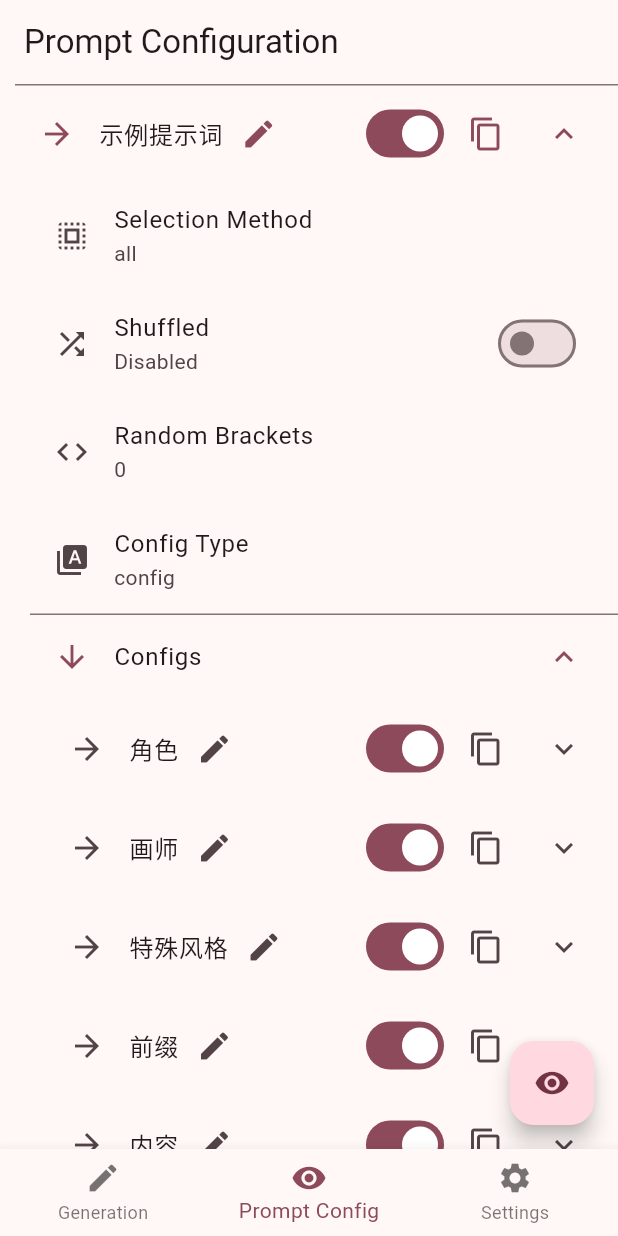
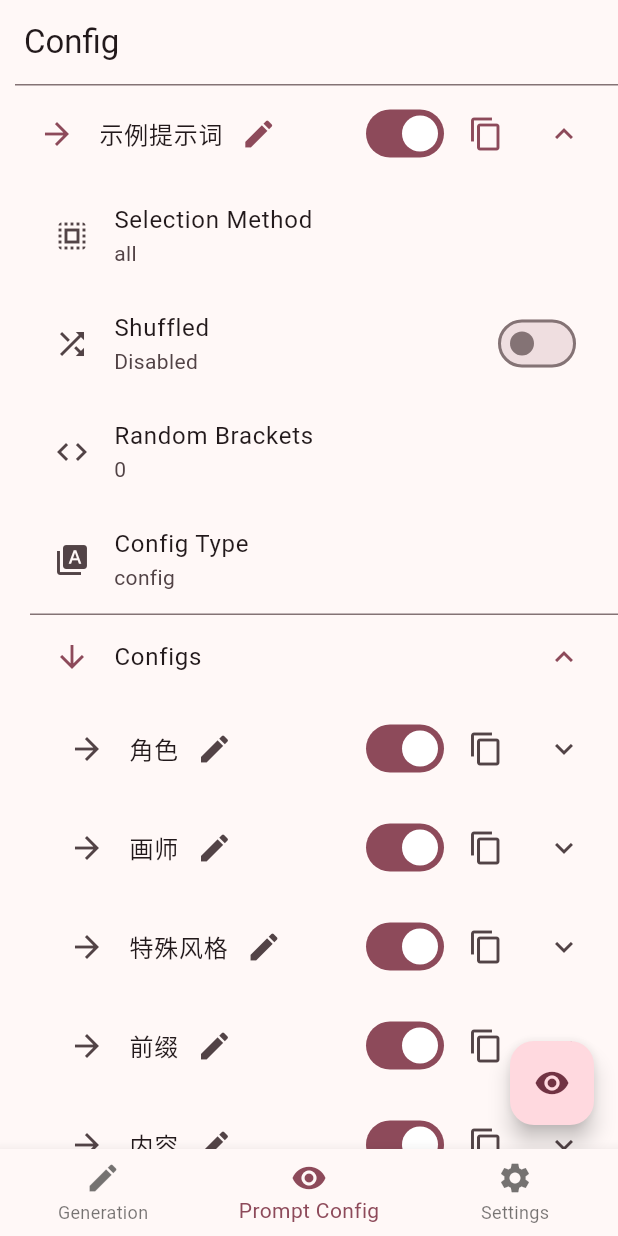
Before and after one commit to Exception0x0194/NAI-Generator-Flutter, a Flutter app: the screen it shows after launch, item 2 of the bottom bar chosen, on a phone screen of 412 x 824 dp. Run offline on Flutter 3.47's test engine with Material 3 defaults, Android fonts, the phone set to English and light mode, and no system bars; our stand-ins replace another_flushbar, file_picker; missing offline and left inert: image_save, universal_html; Roboto replaces fonts that are missing (Noto).

Commit message:
添加了l10n；解决了页面间切换导致页面状态被重置的问题

```diff
--- /dev/null
+++ b/lib/l10n/intl_en.arb
@@ -0,0 +1,5 @@
+{
+    "generationScreenTitle": "Generation",
+    "configScreenTitle": "Config",
+    "settingScreenTitle": "User Settings"
+}
--- /dev/null
+++ b/lib/l10n/intl_zh_CN.arb
@@ -0,0 +1,5 @@
+{
+    "generationScreenTitle": "NAI，启动！",
+    "configScreenTitle": "Prompt生成设置",
+    "settingScreenTitle": "其他参数设置"
+}
--- a/lib/main.dart
+++ b/lib/main.dart
@@ -2,11 +2,14 @@ import 'dart:convert';
 
 import 'package:flutter/material.dart';
 import 'package:flutter/services.dart';
+import 'package:flutter_localizations/flutter_localizations.dart';
 import 'package:provider/provider.dart';
+
 import 'screens/generator_screen.dart';
 import 'screens/settings_screen.dart';
 import 'screens/prompt_config_screen.dart';
 import 'models/info_manager.dart';
+import 'generated/l10n.dart';
 
 void main() {
   runApp(ChangeNotifierProvider(
@@ -25,6 +28,13 @@ class MyApp extends StatelessWidget {
           colorScheme: ColorScheme.fromSeed(seedColor: Colors.pink.shade700),
           useMaterial3: true,
           fontFamily: 'Noto'),
+      localizationsDelegates: const [
+        S.delegate,
+        GlobalMaterialLocalizations.delegate,
+        GlobalWidgetsLocalizations.delegate,
+        GlobalCupertinoLocalizations.delegate,
+      ],
+      supportedLocales: S.delegate.supportedLocales,
       home: const MyHomePage(),
     );
   }
@@ -39,22 +49,13 @@ class MyHomePage extends StatefulWidget {
 
 class MyHomePageState extends State<MyHomePage> {
   int _selectedIndex = 0;
+  late Future _initializationFuture;
 
   @override
   void initState() {
     super.initState();
-    _loadInitialInfo();
+    _initializationFuture = _loadInitialInfo();
   }
-
-  static final List<Widget> _widgetOptions = <Widget>[
-    Consumer<InfoManager>(builder: (context, manager, child) {
-      // ignore: prefer_const_constructors
-      return PromptGenerationScreen();
-    }),
-    // const PromptGenerationScreen(),
-    const PromptConfigScreen(),
-    const SettingsScreen(),
-  ];
 
   void _onItemTapped(int index) {
     setState(() {
@@ -62,11 +63,31 @@ class MyHomePageState extends State<MyHomePage> {
     });
   }
 
+  Future _loadInitialInfo() async {
+    var jsonData =
+        json.decode(await rootBundle.loadString('json/example.json'));
+    InfoManager().fromJson(jsonData);
+  }
+
   @override
   Widget build(BuildContext context) {
+    return FutureBuilder(
+      future: _initializationFuture, // 使用预先初始化的Future
+      builder: (BuildContext context, AsyncSnapshot snapshot) {
+        if (snapshot.connectionState == ConnectionState.done) {
           return Scaffold(
-      body: Center(
-        child: _widgetOptions.elementAt(_selectedIndex),
+            body: IndexedStack(
+              index: _selectedIndex,
+              children: [
+                Consumer<InfoManager>(builder: (context, manager, child) {
+                  // ignore: prefer_const_constructors
+                  return PromptGenerationScreen();
+                }),
+                // ignore: prefer_const_constructors
+                PromptConfigScreen(),
+                // ignore: prefer_const_constructors
+                SettingsScreen(),
+              ],
             ),
             bottomNavigationBar: BottomNavigationBar(
               items: const <BottomNavigationBarItem>[
@@ -81,17 +102,17 @@ class MyHomePageState extends State<MyHomePage> {
                 BottomNavigationBarItem(
                   icon: Icon(Icons.settings),
                   label: 'Settings',
-          ),
+                )
               ],
               currentIndex: _selectedIndex,
               onTap: _onItemTapped,
             ),
           );
+        } else {
+          // 显示加载指示器
+          return const Center(child: CircularProgressIndicator());
         }
-
-  void _loadInitialInfo() async {
-    var jsonData =
-        json.decode(await rootBundle.loadString('json/example.json'));
-    InfoManager().fromJson(jsonData);
+      },
+    );
   }
 }
--- a/lib/screens/generator_screen.dart
+++ b/lib/screens/generator_screen.dart
@@ -1,6 +1,7 @@
 import 'package:flutter/gestures.dart';
 import 'package:flutter/material.dart';
 
+import '../generated/l10n.dart';
 import '../models/global_settings.dart';
 import '../models/info_manager.dart';
 import '../models/utils.dart';
@@ -25,7 +26,7 @@ class PromptGenerationScreenState extends State<PromptGenerationScreen> {
         leading: InfoManager().isRequesting
             ? const BlinkingIcon()
             : const Icon(Icons.cloud_upload, color: Colors.grey),
-        title: const Text('Generation'),
+        title: Text(S.of(context).generationScreenTitle),
       ),
       body: Column(children: [
         Expanded(
--- a/lib/screens/prompt_config_screen.dart
+++ b/lib/screens/prompt_config_screen.dart
@@ -1,4 +1,6 @@
 import 'package:flutter/material.dart';
+
+import '../generated/l10n.dart';
 import '../models/info_manager.dart';
 import '../models/global_settings.dart';
 import '../widgets/prompt_config_widget.dart';
@@ -15,7 +17,7 @@ class PromptConfigScreenState extends State<PromptConfigScreen> {
   Widget build(BuildContext context) {
     return Scaffold(
       appBar: AppBar(
-        title: const Text('Prompt Configuration'),
+        title: Text(S.of(context).configScreenTitle),
       ),
       body: SingleChildScrollView(
           child: Padding(
--- a/lib/screens/settings_screen.dart
+++ b/lib/screens/settings_screen.dart
@@ -5,6 +5,7 @@ import 'package:file_picker/file_picker.dart';
 import 'package:flutter/material.dart';
 import 'package:url_launcher/url_launcher.dart';
 
+import '../generated/l10n.dart';
 import '../models/info_manager.dart';
 import '../widgets/param_config_widget.dart';
 import '../models/utils.dart';
@@ -31,7 +32,7 @@ class SettingsScreenState extends State<SettingsScreen> {
   Widget build(BuildContext context) {
     return Scaffold(
       appBar: AppBar(
-        title: const Text('User Settings'),
+        title: Text(S.of(context).settingScreenTitle),
       ),
       body: ListView(
         children: [
--- a/lib/widgets/prompt_config_widget.dart
+++ b/lib/widgets/prompt_config_widget.dart
@@ -145,7 +145,8 @@ class PromptConfigWidgetState extends State<PromptConfigWidget> {
   }
 
   Widget _buildShuffled() {
-    return widget.config.selectionMethod == 'single_sequential'
+    return (widget.config.selectionMethod == 'single_sequential' ||
+            widget.config.selectionMethod == 'multiple_num')
         ? const SizedBox.shrink()
         : _buildSwitchTile("Shuffled", widget.config.shuffled, (newValue) {
             setState(() => widget.config.shuffled = newValue);
--- a/pubspec.yaml
+++ b/pubspec.yaml
@@ -45,6 +45,10 @@ dependencies:
   image_save: ^5.0.0
   another_flushbar: ^1.12.30
   flutter_speed_dial: ^7.0.0
+  intl: ^0.18.1
+  flutter_localizations:
+    sdk: flutter
+
 
 dev_dependencies:
   flutter_test:
```
Also changed, not shown: lib/generated/intl/messages_all.dart (added), lib/generated/intl/messages_en.dart (added), lib/generated/intl/messages_zh_CN.dart (added), lib/generated/l10n.dart (added), pubspec.lock. Lines whose indentation alone changed are shown as unchanged.
